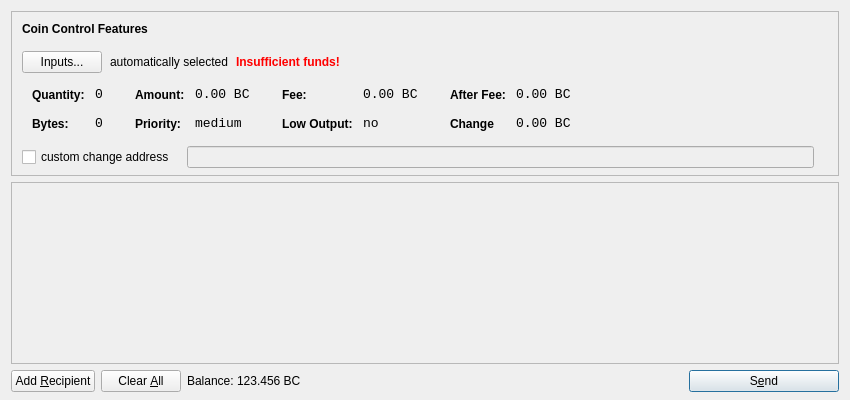
Before: the Qt Designer form src/qt/forms/sendcoinsdialog.ui in cryptoandcoffee/BUZZ, drawn with Qt 5.
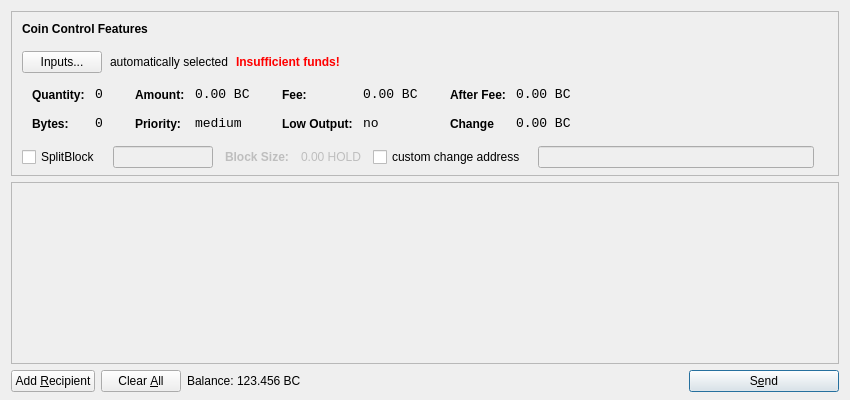
After: the same form once the commit is applied. Icons and pictures are not drawn.

Commit message: bring rest of changes from HOLD over

Patch:
```diff
--- a/src/qt/forms/sendcoinsdialog.ui
+++ b/src/qt/forms/sendcoinsdialog.ui
@@ -553,6 +553,58 @@
           <property name="rightMargin">
            <number>5</number>
           </property>
+          <item>
+            <widget class="QCheckBox" name="splitBlockCheckBox">
+              <property name="text">
+                <string>SplitBlock</string>
+              </property>
+            </widget>
+          </item>
+          <item>
+            <widget class="QLineEdit" name="splitBlockLineEdit">
+              <property name="enabled">
+                <bool>false</bool>
+              </property>
+              <property name="sizePolicy">
+                <sizepolicy hsizetype="Fixed" vsizetype="Fixed">
+                  <horstretch>0</horstretch>
+                  <verstretch>0</verstretch>
+                </sizepolicy>
+              </property>
+              <property name="maximumSize">
+                <size>
+                  <width>100</width>
+                  <height>16777215</height>
+                </size>
+              </property>
+            </widget>
+          </item>
+          <item>
+            <widget class="QLabel" name="labelBlockSizeText">
+              <property name="enabled">
+                <bool>false</bool>
+              </property>
+              <property name="font">
+                <font>
+                  <weight>75</weight>
+                  <bold>true</bold>
+                </font>
+              </property>
+              <property name="text">
+                <string>Block Size:</string>
+              </property>
+            </widget>
+          </item>
+          <item>
+            <widget class="QLabel" name="labelBlockSize">
+              <property name="enabled">
+                <bool>false</bool>
+              </property>
+              <property name="text">
+                <string>0.00 HOLD</string>
+              </property>
+            </widget>
+          </item>
           <item>
            <widget class="QCheckBox" name="checkBoxCoinControlChange">
             <property name="text">
```
The commit also changes 10 other files.
